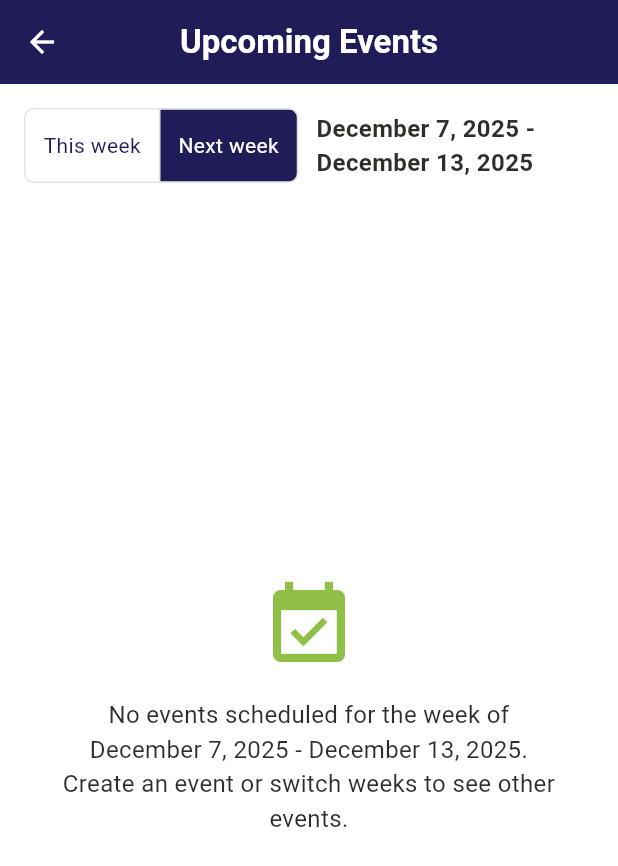
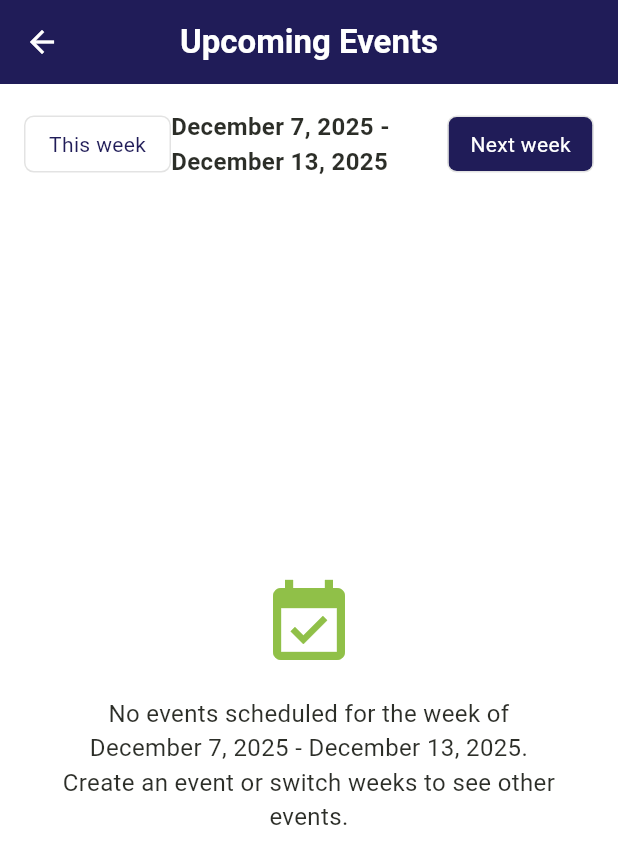
Before and after one commit to munashethedeveloper/kenwell_health_app, a Flutter app: the ConductEventScreen screen opened directly, after a tap on "Next week", on a phone screen of 412 x 824 dp. Shown: the top 866 px of the screen. Run offline on Flutter 3.47's test engine with Material 3 defaults, Android fonts, the phone set to English and light mode, and no system bars; our stand-ins replace cloud_firestore, drift, firebase_auth, flutter_spinbox, package_info_plus, shared_preferences and 2 more; accounts and stored records are empty; generated files the repository leaves out were written again.

Commit message:
version 4.2

```diff
--- a/lib/ui/features/event/widgets/conduct_event_screen.dart
+++ b/lib/ui/features/event/widgets/conduct_event_screen.dart
@@ -51,15 +51,16 @@ class _ConductEventScreenState extends State<ConductEventScreen> {
         child: Column(
           crossAxisAlignment: CrossAxisAlignment.start,
           children: [
-            // Toggle Buttons for week selection
+            // Row with left toggle, centered date-range text, and right toggle
             Row(
               children: [
+                // Left single-button Toggle for "This week"
                 ToggleButtons(
-                  isSelected: [_selectedWeek == 0, _selectedWeek == 1],
+                  isSelected: [_selectedWeek == 0],
                   onPressed: (index) {
                     if (mounted) {
                       setState(() {
-                        _selectedWeek = index;
+                        _selectedWeek = 0;
                       });
                     }
                   },
@@ -67,26 +68,49 @@ class _ConductEventScreenState extends State<ConductEventScreen> {
                   selectedColor: Colors.white,
                   color: const Color(0xFF201C58),
                   fillColor: const Color(0xFF201C58),
+                  constraints: const BoxConstraints(minWidth: 96),
                   children: const [
                     Padding(
                       padding:
                           EdgeInsets.symmetric(horizontal: 12, vertical: 8),
                       child: Text('This week'),
                     ),
+                  ],
+                ),
+
+                // Centered date range
+                Expanded(
+                  child: Center(
+                    child: Text(
+                      '${DateFormat.yMMMMd().format(selectedStart)} - ${DateFormat.yMMMMd().format(selectedEnd)}',
+                      style: const TextStyle(
+                          fontSize: 16, fontWeight: FontWeight.w600),
+                    ),
+                  ),
+                ),
+
+                // Right single-button Toggle for "Next week"
+                ToggleButtons(
+                  isSelected: [_selectedWeek == 1],
+                  onPressed: (index) {
+                    if (mounted) {
+                      setState(() {
+                        _selectedWeek = 1;
+                      });
+                    }
+                  },
+                  borderRadius: BorderRadius.circular(6),
+                  selectedColor: Colors.white,
+                  color: const Color(0xFF201C58),
+                  fillColor: const Color(0xFF201C58),
+                  constraints: const BoxConstraints(minWidth: 96),
+                  children: const [
                     Padding(
                       padding:
                           EdgeInsets.symmetric(horizontal: 12, vertical: 8),
                       child: Text('Next week'),
                     ),
                   ],
-                ),
-                const SizedBox(width: 12),
-                Expanded(
-                  child: Text(
-                    '${DateFormat.yMMMMd().format(selectedStart)} - ${DateFormat.yMMMMd().format(selectedEnd)}',
-                    style: const TextStyle(
-                        fontSize: 16, fontWeight: FontWeight.w600),
-                  ),
                 ),
               ],
             ),
--- a/lib/ui/features/profile/widgets/profile_screen.dart
+++ b/lib/ui/features/profile/widgets/profile_screen.dart
@@ -224,6 +224,8 @@ class _ProfileScreenBodyState extends State<_ProfileScreenBody> {
                                   label: "Role",
                                   value: _selectedRole,
                                   items: vm.availableRoles,
+                                  //readOnly: true,
+
                                   padding: EdgeInsets.zero,
                                   validator: (v) => (v == null || v.isEmpty)
                                       ? "Select Role"
```
